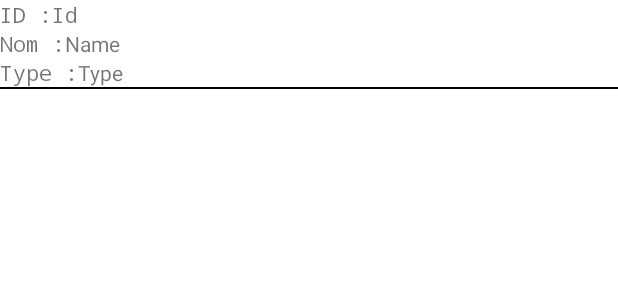
After one commit to AdrienMDevMobile/TT0121, an Android app: the layout device_view_item.xml on its own in the app's theme, with its tools: preview values and no code run, on a phone screen of 412 x 824 dp. The commit adds this screen. Shown: the top 300 px of the screen. Run offline under Robolectric (Android 15) with nearby library versions, the phone set to English and light mode, and no system bars.

Commit message:
Affichage de la liste des devices (tout)

```diff
--- a/app/src/main/java/com/michelAdrien/AMTT0121/View/list/ListSubFragmentFactory.kt
+++ /dev/null
@@ -1,6 +0,0 @@
-package com.michelAdrien.AMTT0121.View.list
-
-import com.michelAdrien.AMTT0121.ViewModel.DeviceListViewModel
-
-class ListSubFragmentFactory(listViewModel: DeviceListViewModel, searchType:String) {
-}
--- /dev/null
+++ b/app/src/main/res/layout/device_view_item.xml
@@ -0,0 +1,91 @@
+<?xml version="1.0" encoding="utf-8"?>
+<androidx.constraintlayout.widget.ConstraintLayout xmlns:android="http://schemas.android.com/apk/res/android"
+    xmlns:app="http://schemas.android.com/apk/res-auto"
+    xmlns:tools="http://schemas.android.com/tools"
+    android:layout_width="match_parent"
+    android:layout_height="wrap_content"
+    android:gravity="center_vertical">
+
+    <LinearLayout
+        android:id="@+id/llID"
+        android:layout_width="wrap_content"
+        android:layout_height="wrap_content"
+        app:layout_constraintStart_toStartOf="parent"
+        app:layout_constraintTop_toTopOf="parent">
+        <TextView
+            android:id="@+id/tv_device_id_label"
+            android:layout_width="wrap_content"
+            android:layout_height="match_parent"
+            android:fontFamily="monospace"
+            android:text="@string/label_device_id"
+            app:layout_constraintStart_toStartOf="parent"
+            app:layout_constraintTop_toTopOf="parent"/>
+
+        <TextView
+            android:id="@+id/tv_device_id"
+            android:layout_width="wrap_content"
+            android:layout_height="match_parent"
+            android:fontFamily="monospace"
+            android:text="Id" />
+    </LinearLayout>
+
+    <LinearLayout
+        android:id="@+id/llName"
+        android:layout_width="wrap_content"
+        android:layout_height="wrap_content"
+        app:layout_constraintStart_toStartOf="parent"
+        app:layout_constraintTop_toBottomOf="@+id/llID">
+
+        <TextView
+            android:id="@+id/tv_device_name_label"
+            android:layout_width="wrap_content"
+            android:layout_height="match_parent"
+            android:fontFamily="monospace"
+            android:text="@string/label_device_name"
+            app:layout_constraintStart_toStartOf="parent"
+            app:layout_constraintTop_toTopOf="parent"/>
+
+        <TextView
+            android:id="@+id/tv_device_name"
+            android:layout_width="wrap_content"
+            android:layout_height="wrap_content"
+            android:text="Name"
+             />
+    </LinearLayout>
+
+
+    <LinearLayout
+        android:id="@+id/llType"
+        android:layout_width="wrap_content"
+        android:layout_height="wrap_content"
+        app:layout_constraintStart_toStartOf="parent"
+        app:layout_constraintTop_toBottomOf="@+id/llName">
+
+        <TextView
+            android:id="@+id/tv_device_type_label"
+            android:layout_width="wrap_content"
+            android:layout_height="match_parent"
+            android:fontFamily="monospace"
+            android:text="@string/label_device_type"
+            app:layout_constraintStart_toStartOf="parent"
+            app:layout_constraintTop_toTopOf="parent"/>
+
+        <TextView
+            android:id="@+id/tv_device_type"
+            android:layout_width="wrap_content"
+            android:layout_height="wrap_content"
+            android:text="Type"
+            app:layout_constraintStart_toStartOf="@id/tv_device_name"
+            app:layout_constraintTop_toBottomOf="@id/tv_device_name" />
+
+    </LinearLayout>
+
+    <View
+        android:layout_width="match_parent"
+        android:layout_height="1dp"
+        android:background="@android:color/black"
+        app:layout_constraintStart_toStartOf="@+id/llType"
+        app:layout_constraintTop_toBottomOf="@+id/llType"/>
+
+
+</androidx.constraintlayout.widget.ConstraintLayout>
--- a/app/src/main/res/values/strings.xml
+++ b/app/src/main/res/values/strings.xml
@@ -7,4 +7,8 @@
     <string name="tab_roller_shutter">Volets</string>
 
     <string name="menu_profile_setting">Profil</string>
+
+    <string name="label_device_id">ID :</string>
+    <string name="label_device_name">Nom :</string>
+    <string name="label_device_type">Type :</string>
 </resources>
```
Also changed, not shown: app/src/main/java/com/michelAdrien/AMTT0121/Tool/TabOrder.kt (added, +27 -0 lines), app/src/main/java/com/michelAdrien/AMTT0121/View/list/DeviceListFragment.kt (+8 -2 lines), app/src/main/java/com/michelAdrien/AMTT0121/View/list/SectionsPagerAdapter.kt (+6 -9 lines), app/src/main/java/com/michelAdrien/AMTT0121/View/list/subpage/DeviceAdapter.kt (added, +25 -0 lines), app/src/main/java/com/michelAdrien/AMTT0121/View/list/subpage/DeviceViewHolder.kt (added, +18 -0 lines), app/src/main/java/com/michelAdrien/AMTT0121/View/list/subpage/ListSubFragment.kt (renamed from app/src/main/java/com/michelAdrien/AMTT0121/View/list/ListSubFragment.kt, +28 -6 lines), app/src/main/java/com/michelAdrien/AMTT0121/View/list/subpage/ListSubFragmentFactory.kt (added, +17 -0 lines), app/src/main/java/com/michelAdrien/AMTT0121/ViewModel/DeviceListViewModel.kt (+16 -5 lines), app/src/main/res/layout/fragment_device_list.xml (+6 -4 lines), app/src/main/res/layout/sub_fragment_main.xml (+6 -12 lines).
